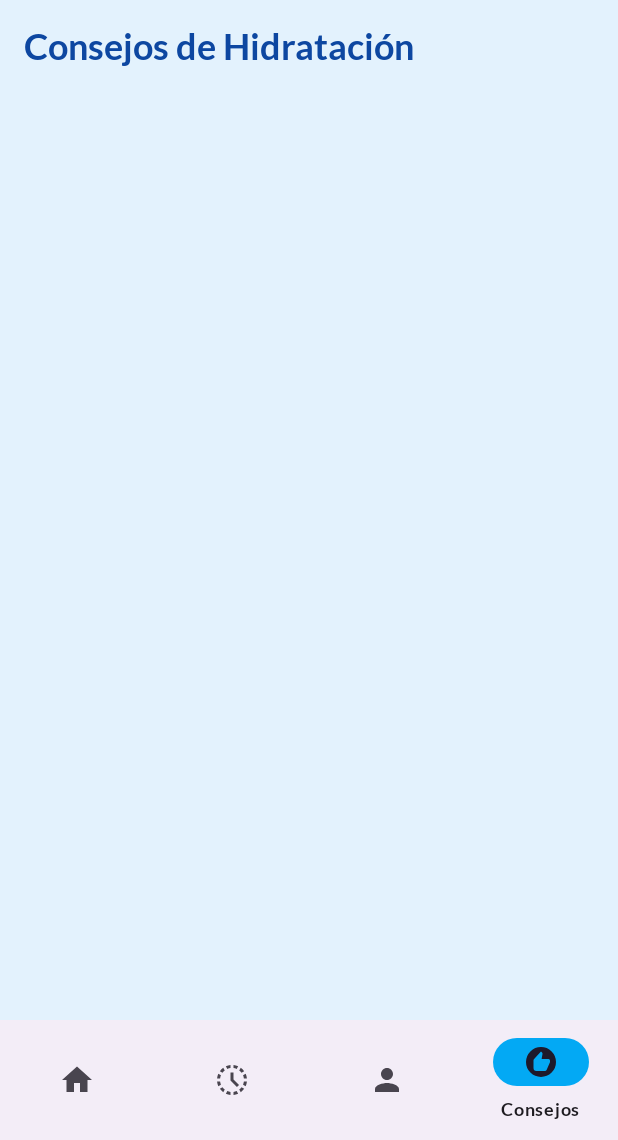
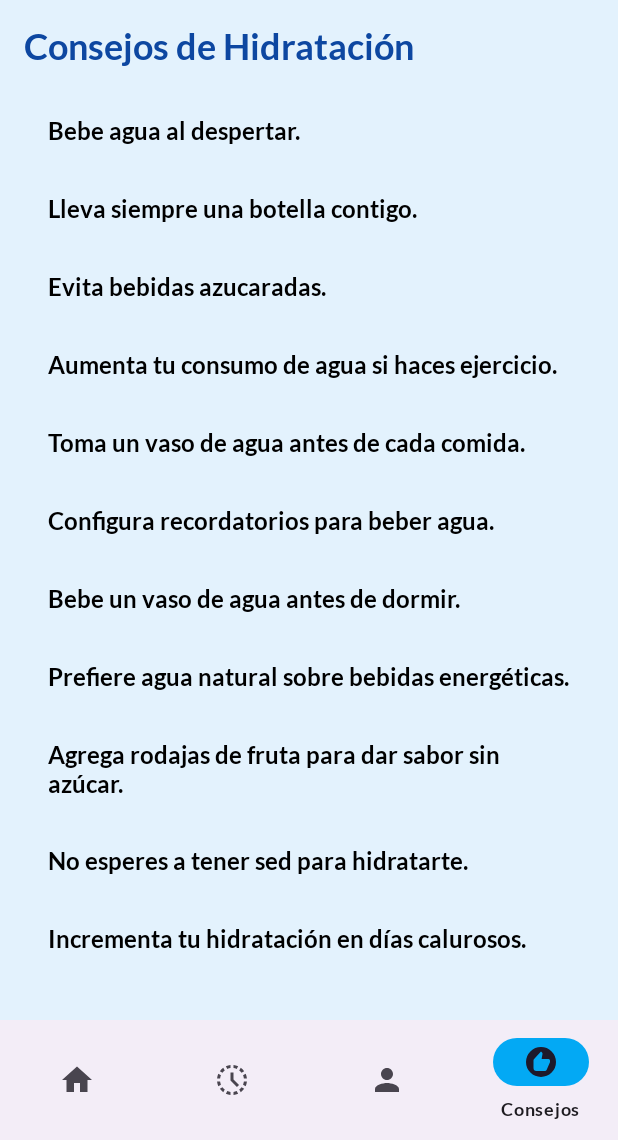
Before and after one commit to urielby23/water, an Android app: the TipsFragment screen opened through its navigation route, on a phone screen of 412 x 824 dp, the part 96-1236 px from its top. Run offline under Robolectric (Android 15) with nearby library versions, the phone set to English and light mode, and no system bars; our stand-ins replace Room's generated code, navigation-ui.

```diff
--- a/app/src/main/java/com/tecmilenio/waterreminderapp/MainActivity.java
+++ b/app/src/main/java/com/tecmilenio/waterreminderapp/MainActivity.java
@@ -1,19 +1,28 @@
 package com.tecmilenio.waterreminderapp;
 
+import android.os.Build;
 import android.os.Bundle;
+import android.content.pm.PackageManager;
+
 import androidx.appcompat.app.AppCompatActivity;
+import androidx.core.app.ActivityCompat;
+import androidx.core.content.ContextCompat;
 import androidx.core.view.GravityCompat;
 import androidx.drawerlayout.widget.DrawerLayout;
 import androidx.navigation.NavController;
 import androidx.navigation.fragment.NavHostFragment;
 import androidx.navigation.ui.NavigationUI;
+
 import com.google.android.material.appbar.MaterialToolbar;
 import com.google.android.material.bottomnavigation.BottomNavigationView;
 import com.google.android.material.navigation.NavigationView;
+import com.tecmilenio.waterreminderapp.utils.AlarmScheduler;
+import com.tecmilenio.waterreminderapp.utils.NotificationHelper;
 
 public class MainActivity extends AppCompatActivity {
 
     private DrawerLayout drawerLayout;
+    private static final int NOTI_PERMISSION_CODE = 101;
 
     @Override
     protected void onCreate(Bundle savedInstanceState) {
@@ -35,6 +44,37 @@ public class MainActivity extends AppCompatActivity {
 
         NavigationView navView = findViewById(R.id.nav_view);
         NavigationUI.setupWithNavController(navView, navController);
+
+        NotificationHelper.createChannel(this);
+
+        if (Build.VERSION.SDK_INT >= Build.VERSION_CODES.TIRAMISU) {
+            if (ContextCompat.checkSelfPermission(
+                    this,
+                    android.Manifest.permission.POST_NOTIFICATIONS
+            ) != PackageManager.PERMISSION_GRANTED) {
+
+                ActivityCompat.requestPermissions(
+                        this,
+                        new String[]{android.Manifest.permission.POST_NOTIFICATIONS},
+                        NOTI_PERMISSION_CODE
+                );
+            } else {
+                AlarmScheduler.schedule(this);
+            }
+        } else {
+            AlarmScheduler.schedule(this);
+        }
+    }
+
+    @Override
+    public void onRequestPermissionsResult(int requestCode, String[] permissions, int[] grantResults) {
+        super.onRequestPermissionsResult(requestCode, permissions, grantResults);
+
+        if (requestCode == NOTI_PERMISSION_CODE) {
+            if (grantResults.length > 0 && grantResults[0] == PackageManager.PERMISSION_GRANTED) {
+                AlarmScheduler.schedule(this);
+            }
+        }
     }
 
     @Override
--- a/app/src/main/java/com/tecmilenio/waterreminderapp/data/UserDatabase.java
+++ /dev/null
@@ -1,4 +0,0 @@
-package com.tecmilenio.waterreminderapp.data;
-
-public class UserDatabase {
-}
--- a/app/src/main/java/com/tecmilenio/waterreminderapp/ui/TipsFragment.java
+++ b/app/src/main/java/com/tecmilenio/waterreminderapp/ui/TipsFragment.java
@@ -4,14 +4,39 @@ import android.os.Bundle;
 import android.view.LayoutInflater;
 import android.view.View;
 import android.view.ViewGroup;
+
 import androidx.fragment.app.Fragment;
+import androidx.recyclerview.widget.LinearLayoutManager;
+import androidx.recyclerview.widget.RecyclerView;
+
 import com.tecmilenio.waterreminderapp.R;
+import com.tecmilenio.waterreminderapp.databinding.FragmentTipsBinding;
+import com.tecmilenio.waterreminderapp.ui.adapters.TipsAdapter;
+
+import java.util.Arrays;
+import java.util.List;
 
 public class TipsFragment extends Fragment {
+
+    private FragmentTipsBinding binding;
 
     @Override
     public View onCreateView(LayoutInflater inflater, ViewGroup container,
                              Bundle savedInstanceState) {
-        return inflater.inflate(R.layout.fragment_tips, container, false);
+
+        binding = FragmentTipsBinding.inflate(inflater, container, false);
+        View view = binding.getRoot();
+
+        RecyclerView rv = binding.rvTips;
+        rv.setLayoutManager(new LinearLayoutManager(getContext()));
+
+        List<String> tips = Arrays.asList(
+                getResources().getStringArray(R.array.tips_list)
+        );
+
+
+        rv.setAdapter(new TipsAdapter(tips));
+
+        return view;
     }
 }
--- /dev/null
+++ b/app/src/main/java/com/tecmilenio/waterreminderapp/ui/adapters/TipsAdapter.java
@@ -0,0 +1,48 @@
+package com.tecmilenio.waterreminderapp.ui.adapters;
+
+import android.view.LayoutInflater;
+import android.view.View;
+import android.view.ViewGroup;
+import android.widget.TextView;
+
+import androidx.annotation.NonNull;
+import androidx.recyclerview.widget.RecyclerView;
+
+import com.tecmilenio.waterreminderapp.R;
+
+import java.util.List;
+
+public class TipsAdapter extends RecyclerView.Adapter<TipsAdapter.ViewHolder> {
+
+    private final List<String> tips;
+
+    public TipsAdapter(List<String> tips) {
+        this.tips = tips;
+    }
+
+    @NonNull
+    @Override
+    public ViewHolder onCreateViewHolder(@NonNull ViewGroup parent, int viewType) {
+        View view = LayoutInflater.from(parent.getContext())
+                .inflate(R.layout.item_tip, parent, false);
+        return new ViewHolder(view);
+    }
+
+    @Override
+    public void onBindViewHolder(@NonNull ViewHolder holder, int position) {
+        holder.tvTip.setText(tips.get(position));
+    }
+
+    @Override
+    public int getItemCount() {
+        return tips.size();
+    }
+
+    static class ViewHolder extends RecyclerView.ViewHolder {
+        TextView tvTip;
+        ViewHolder(View itemView) {
+            super(itemView);
+            tvTip = itemView.findViewById(R.id.tvTip);
+        }
+    }
+}
--- /dev/null
+++ b/app/src/main/java/com/tecmilenio/waterreminderapp/utils/AlarmScheduler.java
@@ -0,0 +1,35 @@
+package com.tecmilenio.waterreminderapp.utils;
+
+import android.app.AlarmManager;
+import android.app.PendingIntent;
+import android.content.Context;
+import android.content.Intent;
+
+import com.tecmilenio.waterreminderapp.receivers.WaterReminderReceiver;
+
+public class AlarmScheduler {
+
+    public static void schedule(Context context) {
+
+        Intent intent = new Intent(context, WaterReminderReceiver.class);
+
+        PendingIntent pendingIntent = PendingIntent.getBroadcast(
+                context,
+                0,
+                intent,
+                PendingIntent.FLAG_UPDATE_CURRENT | PendingIntent.FLAG_IMMUTABLE
+        );
+
+        long interval = 2 * 60 * 60 * 1000;
+        long start = System.currentTimeMillis() + interval;
+
+        AlarmManager alarmManager = (AlarmManager) context.getSystemService(Context.ALARM_SERVICE);
+
+        alarmManager.setRepeating(
+                AlarmManager.RTC_WAKEUP,
+                start,
+                interval,
+                pendingIntent
+        );
+    }
+}
--- /dev/null
+++ b/app/src/main/java/com/tecmilenio/waterreminderapp/utils/NotificationHelper.java
@@ -0,0 +1,25 @@
+package com.tecmilenio.waterreminderapp.utils;
+
+import android.app.NotificationChannel;
+import android.app.NotificationManager;
+import android.content.Context;
+import android.os.Build;
+
+public class NotificationHelper {
+
+    public static final String CHANNEL_ID = "water_reminder_channel";
+
+    public static void createChannel(Context context) {
+        if (Build.VERSION.SDK_INT >= Build.VERSION_CODES.O) {
+            NotificationChannel channel = new NotificationChannel(
+                    CHANNEL_ID,
+                    "Recordatorios de Agua",
+                    NotificationManager.IMPORTANCE_HIGH
+            );
+            channel.setDescription("Notificaciones para recordar beber agua");
+
+            NotificationManager manager = context.getSystemService(NotificationManager.class);
+            manager.createNotificationChannel(channel);
+        }
+    }
+}
--- a/app/src/main/res/layout/activity_main.xml
+++ b/app/src/main/res/layout/activity_main.xml
@@ -6,7 +6,8 @@
     android:layout_width="match_parent"
     android:layout_height="match_parent">
 
-    <androidx.coordinatorlayout.widget.CoordinatorLayout
+    <LinearLayout
+        android:orientation="vertical"
         android:layout_width="match_parent"
         android:layout_height="match_parent">
 
@@ -23,18 +24,17 @@
             android:id="@+id/nav_host_fragment"
             android:name="androidx.navigation.fragment.NavHostFragment"
             android:layout_width="match_parent"
-            android:layout_height="match_parent"
+            android:layout_height="0dp"
+            android:layout_weight="1"
             app:defaultNavHost="true"
-            app:navGraph="@navigation/nav_graph"
-            android:layout_marginTop="?attr/actionBarSize"/>
+            app:navGraph="@navigation/nav_graph"/>
 
         <com.google.android.material.bottomnavigation.BottomNavigationView
             android:id="@+id/bottom_nav"
             android:layout_width="match_parent"
             android:layout_height="wrap_content"
-            android:layout_gravity="bottom"
             app:menu="@menu/bottom_nav_menu"/>
-    </androidx.coordinatorlayout.widget.CoordinatorLayout>
+    </LinearLayout>
 
     <com.google.android.material.navigation.NavigationView
         android:id="@+id/nav_view"
--- /dev/null
+++ b/app/src/main/res/layout/item_tip.xml
@@ -0,0 +1,8 @@
+<?xml version="1.0" encoding="utf-8"?>
+<TextView xmlns:android="http://schemas.android.com/apk/res/android"
+    android:id="@+id/tvTip"
+    android:layout_width="match_parent"
+    android:layout_height="wrap_content"
+    android:padding="16dp"
+    android:textSize="16sp"
+    android:textColor="@android:color/black" />
--- a/app/src/main/res/navigation/nav_graph.xml
+++ b/app/src/main/res/navigation/nav_graph.xml
@@ -23,4 +23,9 @@
         android:id="@+id/tipsFragment"
         android:name="com.tecmilenio.waterreminderapp.ui.TipsFragment"
         android:label="Consejos"/>
+
+    <fragment
+        android:id="@+id/settingsFragment"
+        android:name="com.tecmilenio.waterreminderapp.ui.SettingsFragment"
+        android:label="Configuración" />
 </navigation>
--- a/app/src/main/res/values/strings.xml
+++ b/app/src/main/res/values/strings.xml
@@ -1,4 +1,59 @@
 <resources>
     <string name="app_name">Water Reminder App</string>
     <string name="drop_icon">gota de agua</string>
+
+
+    <string-array name="tips_list">
+        <item>Bebe agua al despertar.</item>
+        <item>Lleva siempre una botella contigo.</item>
+        <item>Evita bebidas azucaradas.</item>
+        <item>Aumenta tu consumo de agua si haces ejercicio.</item>
+        <item>Toma un vaso de agua antes de cada comida.</item>
+        <item>Configura recordatorios para beber agua.</item>
+        <item>Bebe un vaso de agua antes de dormir.</item>
+        <item>Prefiere agua natural sobre bebidas energéticas.</item>
+        <item>Agrega rodajas de fruta para dar sabor sin azúcar.</item>
+        <item>No esperes a tener sed para hidratarte.</item>
+        <item>Incrementa tu hidratación en días calurosos.</item>
+        <item>Bebe más agua si estás enfermo o con fiebre.</item>
+        <item>Usa una app para llevar registro de tu consumo.</item>
+        <item>Reemplaza una soda al día por agua natural.</item>
+        <item>Antes de hacer ejercicio, hidrátate.</item>
+        <item>Bebe pequeños sorbos durante el día.</item>
+        <item>Evita tomar demasiada cafeína.</item>
+        <item>Bebe agua después de caminar mucho.</item>
+        <item>Llena tu botella por la mañana y mantenla a la vista.</item>
+        <item>Bebe agua cuando te sientas cansado.</item>
+        <item>Usa botellas con medidas para controlar tu consumo.</item>
+        <item>Elige botellas reutilizables para mantener un hábito.</item>
+        <item>Añade hielo si prefieres agua fría.</item>
+        <item>Hidrátate antes, durante y después de actividades físicas.</item>
+        <item>Bebe agua al regresar del trabajo o la escuela.</item>
+        <item>Evita sustituir agua con jugos comerciales.</item>
+        <item>Bebe agua cuando tengas dolor de cabeza.</item>
+        <item>Consume frutas ricas en agua como sandía.</item>
+        <item>Incluye verduras hidratantes como pepino en tus comidas.</item>
+        <item>Si tienes hambre, prueba beber agua primero.</item>
+        <item>Bebe agua después de comer alimentos salados.</item>
+        <item>No tomes demasiada agua de golpe, espárcela durante el día.</item>
+        <item>Revisa el color de tu orina para saber si estás hidratado.</item>
+        <item>Toma agua en cada descanso que hagas.</item>
+        <item>Usa alarmas si olvidas beber agua.</item>
+        <item>Bebe agua después de usar transporte público o caminar al sol.</item>
+        <item>Ten una botella siempre cerca de tu computadora.</item>
+        <item>Reemplaza bebidas alcohólicas por agua entre tragos.</item>
+        <item>Bebe más agua si consumes proteína en exceso.</item>
+        <item>Agrega un filtro a tu agua si eso te motiva a beber más.</item>
+        <item>En viajes largos, lleva siempre agua contigo.</item>
+        <item>Bebe agua cuando tengas antojo de comida.</item>
+        <item>Comienza tus comidas con un vaso de agua.</item>
+        <item>Hidrátate antes de estudiar o trabajar.</item>
+        <item>Bebe agua al sentir estrés.</item>
+        <item>No olvides hidratarte mientras juegas videojuegos.</item>
+        <item>Bebe agua después de bebidas dulces.</item>
+        <item>Mantén tu botella llena siempre.</item>
+        <item>Hidrátate cuando estés tomando el sol.</item>
+        <item>Bebe agua si sientes resequedad en la boca.</item>
+    </string-array>
+
 </resources>
```
Also changed, not shown: app/src/main/AndroidManifest.xml (+7 -0 lines), app/src/main/java/com/tecmilenio/waterreminderapp/receivers/WaterReminderReceiver.java (added, +33 -0 lines), app/src/main/java/com/tecmilenio/waterreminderapp/ui/SettingsFragment.java (added, +103 -0 lines), app/src/main/res/layout/fragment_settings.xml (added, +22 -0 lines).
